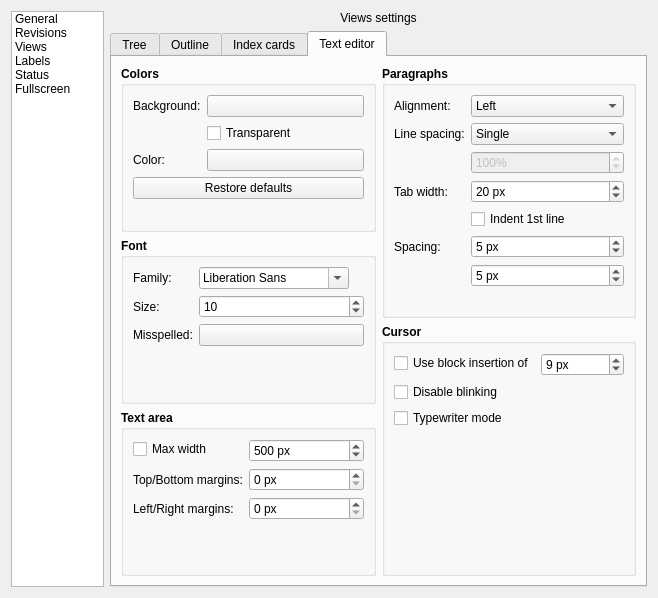
Before: the Qt Designer form manuskript/ui/settings_ui.ui in olivierkes/manuskript, drawn with Qt 5.
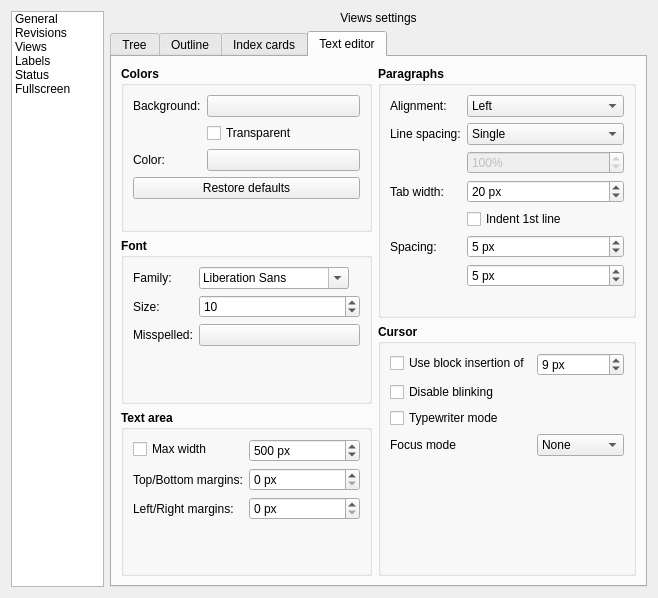
After: the same form once the commit is applied. The open tabs and pages were chosen to show the change. Icons and pictures are not drawn.

Commit message: Adds #259: Focus Mode (poke #234)

Patch:
```diff
--- a/manuskript/ui/settings_ui.ui
+++ b/manuskript/ui/settings_ui.ui
@@ -2653,6 +2653,44 @@
                   </property>
                  </widget>
                 </item>
+                <item row="3" column="0">
+                 <widget class="QLabel" name="label_52">
+                  <property name="font">
+                   <font>
+                    <weight>50</weight>
+                    <bold>false</bold>
+                   </font>
+                  </property>
+                  <property name="text">
+                   <string>Focus mode</string>
+                  </property>
+                 </widget>
+                </item>
+                <item row="3" column="1">
+                 <widget class="QComboBox" name="cmbEditorFocusMode">
+                  <property name="font">
+                   <font>
+                    <weight>50</weight>
+                    <bold>false</bold>
+                   </font>
+                  </property>
+                  <item>
+                   <property name="text">
+                    <string>None</string>
+                   </property>
+                  </item>
+                  <item>
+                   <property name="text">
+                    <string>Line</string>
+                   </property>
+                  </item>
+                  <item>
+                   <property name="text">
+                    <string>Paragraph</string>
+                   </property>
+                  </item>
+                 </widget>
+                </item>
                </layout>
               </widget>
              </item>
```
Left out of the diff: 4 changed lines with no effect on the pictures. The commit also changes 7 other files.
